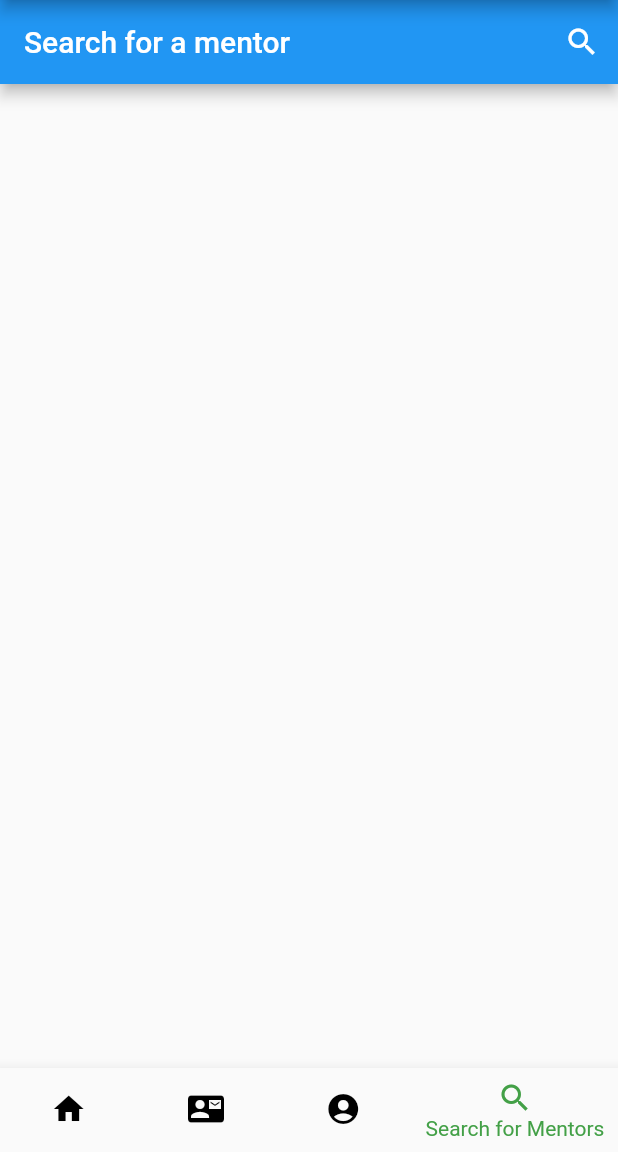
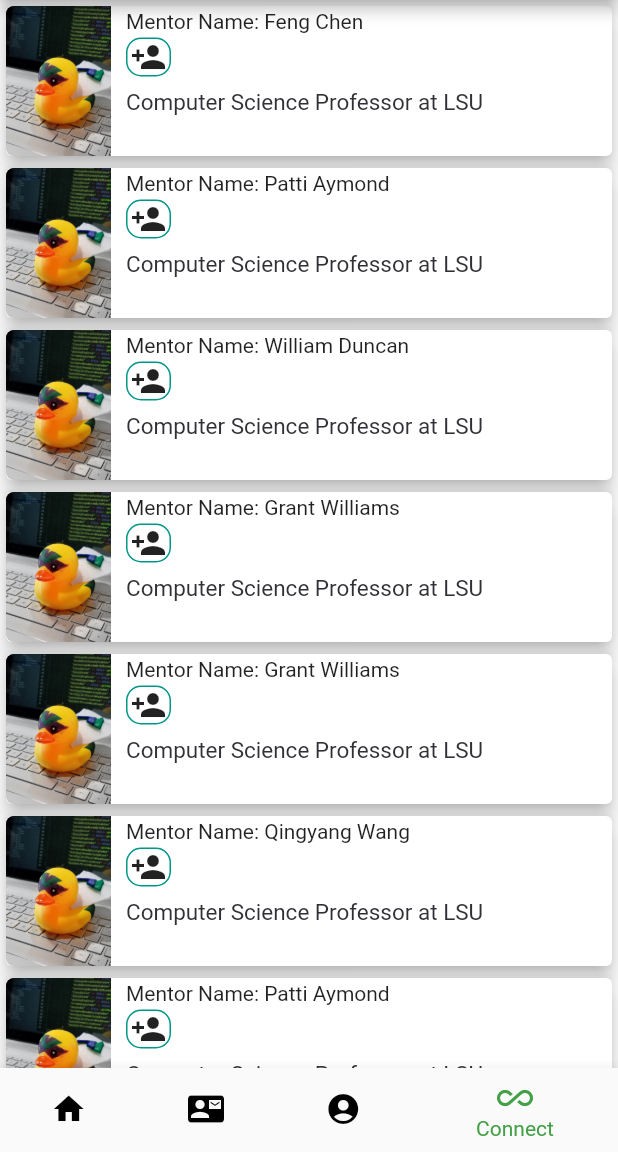
Before and after one commit to dsmann12/imPACt-dwerz, a Flutter app: the screen it shows after launch, item 4 of the bottom bar chosen, on a phone screen of 412 x 824 dp, the part 84-1236 px from its top. Run offline on Flutter 3.47's test engine with Material 2 defaults, Android fonts, the phone set to English and light mode, and no system bars; our stand-ins replace cloud_firestore; accounts and stored records are empty; network calls fail.

Commit message:
Added view in main.dart to to display a random list of mentors when the user clicks 'Connect'

```diff
--- a/lib/main.dart
+++ b/lib/main.dart
@@ -303,102 +303,227 @@ class getClipper extends CustomClipper<Path> {
   }
 }
 
-class SearchBar extends StatelessWidget {
+List<String> mentors = [
+  "Grant Williams",
+  "Golden Richard",
+  "Patti Aymond",
+  "William Duncan",
+  "Feng Chen",
+  "Qingyang Wang",
+  "Chen Wang",
+];
+
+class Recommendations extends StatelessWidget {
   @override
   Widget build(BuildContext context) {
     return Scaffold(
-      appBar: AppBar(
-        title: Text("Search for a mentor"),
-        actions: <Widget>[
-          IconButton(icon: Icon(Icons.search), onPressed: () {
-            showSearch(context: context, delegate: DataSearch());
-          })
-        ],
-      ),
-      //drawer: Drawer(),
+      body: Center(child: DisplayRecommendations()),
     );
   }
 }
 
-class DataSearch extends SearchDelegate<String> {
+class DisplayRecommendations extends StatefulWidget
+{
+  @override
+  State<StatefulWidget> createState() => _DisplayRecommendationsState();
+}
 
-  final mentors = [
-    "Nash Mahmoud",
-    "Grant Williams",
-    "Golden Richard",
-    "Patti Aymond",
-    "William Duncan",
-    "Feng Chen",
-  ];
-
-  final recentMentors = [
-    "Grant Williams",
-    "Golden Richard",
-    "Patti Aymond",
-    "William Duncan",
-  ];
+class _DisplayRecommendationsState extends State<DisplayRecommendations>
+{
 
 
-  @override
-  List<Widget> buildActions(BuildContext context) {
-    return [
-      IconButton(icon: Icon(Icons.clear), onPressed: () {
-        query = "";
-        close(context, null);
-      })];
-  }
+  List randomItems = getRandomList();
 
   @override
-  Widget buildLeading(BuildContext context) {
-    return IconButton(icon: AnimatedIcon(
-      icon: AnimatedIcons.menu_arrow,
-      progress: transitionAnimation,
-    ),
-    onPressed: (){
-      close(context, null);
-    });
-  }
-
-  @override
-  Widget buildResults(BuildContext context) {
-    return Center(
-      child: Container(
-        height: 400.0,
-        width: 400.0,
-        child: Card(
-          color: Colors.purple,
-          child: Center(
-            child: Text(query),
-          ),
-        ),
-      ),
+  Widget build(BuildContext context)
+  {
+    return Container(
+      child: ListView.builder(
+          itemCount: randomItems.length,
+          itemBuilder: (context, index) {
+            return Dismissible(
+              key: Key(randomItems[index]),
+              background: Container(
+                alignment: AlignmentDirectional.centerEnd,
+                color: Colors.red,
+                child: Icon(
+                  Icons.delete,
+                  color: Colors.white,
+                ),
+              ),
+              onDismissed: (direction) {
+                setState(() {
+                  randomItems.removeAt(index);
+                });
+              },
+              direction: DismissDirection.endToStart,
+              child: Card(
+                elevation: 5,
+                child: Container(
+                  height: 100.0,
+                  child: Row(
+                    children: <Widget>[
+                      Container(
+                        height: 100.0,
+                        width: 70.0,
+                        decoration: BoxDecoration(
+                          borderRadius: BorderRadius.only(
+                            bottomLeft: Radius.circular(5),
+                            topLeft: Radius.circular(5),
+                          ),
+                          image: DecorationImage(
+                            fit: BoxFit.cover,
+                            image: AssetImage('assets/rubber_duck.jpg')
+                          )
+                        ),
+                      ),
+                      Container(
+                        height: 100,
+                        child: Padding(
+                          padding: EdgeInsets.fromLTRB(10, 2, 0, 0),
+                          child: Column(
+                            crossAxisAlignment: CrossAxisAlignment.start,
+                            children: <Widget>[
+                              Text(
+                                randomItems[index],
+                              ),
+                              Padding(
+                                padding: EdgeInsets.fromLTRB(0, 3, 0, 3),
+                                child: Container(
+                                  width: 30,
+                                  decoration: BoxDecoration(
+                                    border: Border.all(color: Colors.teal),
+                                    borderRadius: BorderRadius.all(Radius.circular(10))
+                                  ),
+                                  child: Icon(Icons.person_add),
+                                ),
+                              ),
+                              Padding(
+                                padding: EdgeInsets.fromLTRB(0, 5, 0, 2),
+                                child: Container(
+                                  width: 260,
+                                  child: Text("Computer Science Professor at LSU",
+                                  style: TextStyle(
+                                    fontSize: 15,
+                                    color: Color.fromARGB(255, 48, 48, 54)
+                                  ),),
+                                ),
+                              )
+                            ],
+                          ),
+                        ),
+                      )
+                    ],
+                  ),
+                ),
+              ),
+            );
+          }),
     );
   }
 
-  @override
-  Widget buildSuggestions(BuildContext context) {
-    final suggestionList = query.isEmpty?
-        recentMentors
-        : mentors.where((p) => p.startsWith(query)).toList();
 
-    return ListView.builder(itemBuilder: (context, index) => ListTile(
-      onTap: (){
-        showResults(context);
-      },
-      leading: Icon(Icons.person),
-      title: RichText(text: TextSpan(
-        text: suggestionList[index].substring(0, query.length),
-        style: TextStyle(color: Colors.black, fontWeight: FontWeight.bold),
-        children: [TextSpan(
-          text: suggestionList[index].substring(query.length),
-          style: TextStyle(color: Colors.grey))
-        ]),
-      ),
-      ),
-      itemCount: suggestionList.length,
-    );
+  static List getRandomList()
+  {
+    List<String>_mentorList = mentors;
+    final existing = Set<String>();
+    List list = List.generate(_mentorList.length, (i) {
+      _mentorList.shuffle();
+      return "Mentor Name: ${_mentorList[i]}";
+
+    });
+    return list;
   }
 }
+
+//class DataSearch extends SearchDelegate<String> {
+//
+//  final mentors = [
+//    "Nash Mahmoud",
+//    "Grant Williams",
+//    "Golden Richard",
+//    "Patti Aymond",
+//    "William Duncan",
+//    "Feng Chen",
+//  ];
+//
+//  final recentMentors = [
+//    "Grant Williams",
+//    "Golden Richard",
+//    "Patti Aymond",
+//    "William Duncan",
+//  ];
+//
+//  final databaseReference = Firestore.instance;
+//  @override
+//  List<Widget> buildActions(BuildContext context) {
+//    return [
+//      IconButton(icon: Icon(Icons.clear), onPressed: () {
+//        query = "";
+//        close(context, null);
+//      })];
+//  }
+//
+//  @override
+//  Widget buildLeading(BuildContext context) {
+//    return IconButton(icon: AnimatedIcon(
+//      icon: AnimatedIcons.menu_arrow,
+//      progress: transitionAnimation,
+//    ),
+//    onPressed: (){
+//      close(context, null);
+//    });
+//  }
+//
+//  @override
+//  Widget buildResults(BuildContext context) {
+//    return Center(
+//      child: Container(
+//        height: 400.0,
+//        width: 400.0,
+//        child: Card(
+//          color: Colors.purple,
+//          child: Center(
+//            child: Text(query),
+//          ),
+//        ),
+//      ),
+//    );
+//  }
+//
+////  void addNewSearchElement() async
+////  {
+////    await databaseReference.collection("Searches")
+////        .document("1")
+////    });
+////
+////  }
+
+
+//  @override
+//  Widget buildSuggestions(BuildContext context) {
+//    final suggestionList = query.isEmpty?
+//        recentMentors
+//        : mentors.where((p) => p.startsWith(query)).toList();
+//
+//    return ListView.builder(itemBuilder: (context, index) => ListTile(
+//      onTap: (){
+//        showResults(context);
+//      },
+//      leading: Icon(Icons.person),
+//      title: RichText(text: TextSpan(
+//        text: suggestionList[index].substring(0, query.length),
+//        style: TextStyle(color: Colors.black, fontWeight: FontWeight.bold),
+//        children: [TextSpan(
+//          text: suggestionList[index].substring(query.length),
+//          style: TextStyle(color: Colors.grey))
+//        ]),
+//      ),
+//      ),
+//      itemCount: suggestionList.length,
+//    );
+//  }
+//}
 
 
 
@@ -413,7 +538,8 @@ class _MyStatefulWidgetState extends State<MyStatefulWidget>
     displayHomeContent(), //widget function call
     displayMentorList(), // widget function call
     PersonalProfile(),
-    SearchBar()
+    Recommendations()
+//    SearchBar()
 //    Text(
 //      'Search for Mentors here',
 //      style: optionStyle,
@@ -451,8 +577,8 @@ class _MyStatefulWidgetState extends State<MyStatefulWidget>
             title: Text('Personal Profile'),
           ),
           BottomNavigationBarItem(
-            icon: Icon(Icons.search),
-            title: Text('Search for Mentors'),
+            icon: Icon(Icons.all_inclusive),
+            title: Text('Connect'),
           ),
         ],
         currentIndex: _selectedIndex,
```
